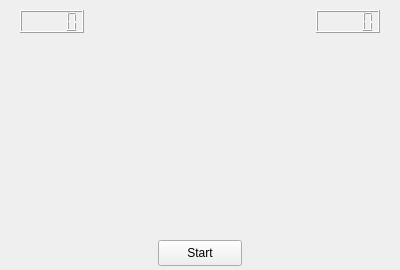
mgammer/glPong, file widget.ui: the form before one commit.
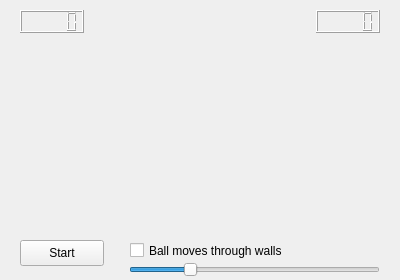
The form after the commit.

Commit message: added paddle and ball classes, added slider for ballspeed, added ballMoveThroughWalls-checkbox

The edit to the form file:
```diff
--- a/widget.ui
+++ b/widget.ui
@@ -7,7 +7,7 @@
     <x>0</x>
     <y>0</y>
     <width>400</width>
-    <height>270</height>
+    <height>280</height>
    </rect>
   </property>
   <property name="windowTitle">
@@ -39,7 +39,7 @@
   <widget class="QPushButton" name="pushButton">
    <property name="geometry">
     <rect>
-     <x>158</x>
+     <x>20</x>
      <y>240</y>
      <width>84</width>
      <height>26</height>
@@ -49,6 +49,41 @@
     <string>Start</string>
    </property>
   </widget>
+  <widget class="QSlider" name="horizontalSlider">
+   <property name="geometry">
+    <rect>
+     <x>129</x>
+     <y>260</y>
+     <width>251</width>
+     <height>20</height>
+    </rect>
+   </property>
+   <property name="minimum">
+    <number>2</number>
+   </property>
+   <property name="maximum">
+    <number>15</number>
+   </property>
+   <property name="value">
+    <number>5</number>
+   </property>
+   <property name="orientation">
+    <enum>Qt::Horizontal</enum>
+   </property>
+  </widget>
+  <widget class="QCheckBox" name="checkBox">
+   <property name="geometry">
+    <rect>
+     <x>130</x>
+     <y>240</y>
+     <width>181</width>
+     <height>21</height>
+    </rect>
+   </property>
+   <property name="text">
+    <string>Ball moves through walls</string>
+   </property>
+  </widget>
  </widget>
  <layoutdefault spacing="6" margin="11"/>
  <resources/>
```
The commit also changes 9 other files.
